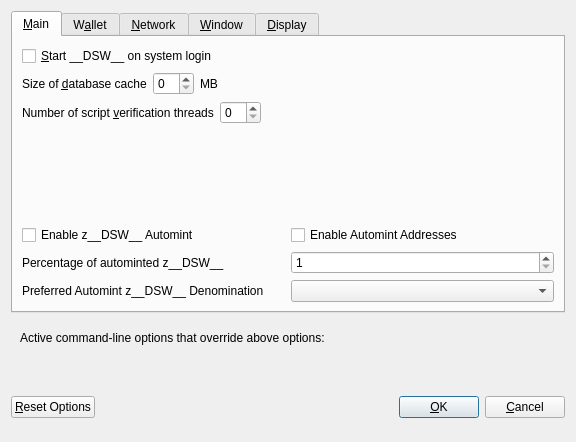
The window that src/qt/forms/optionsdialog.ui (decenomy/DSW) describes before a commit, drawn with Qt 5.
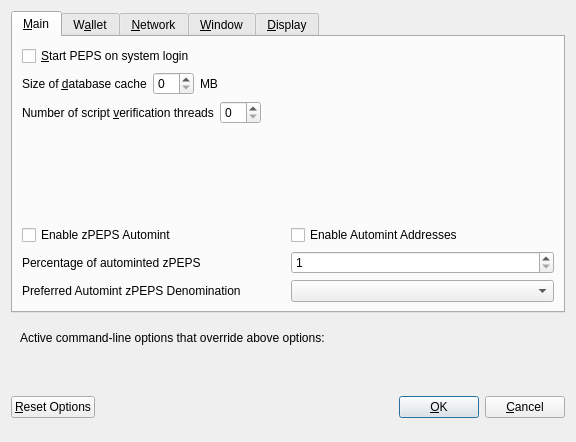
The same window after the commit. Custom widgets are drawn as their Qt base class.

Patch:
```diff
--- a/src/qt/forms/optionsdialog.ui
+++ b/src/qt/forms/optionsdialog.ui
@@ -33,7 +33,7 @@
           <string>Automatically start __DSW__ after logging in to the system.</string>
          </property>
          <property name="text">
-          <string>&amp;Start __DSW__ on system login</string>
+          <string>&amp;Start PEPS on system login</string>
          </property>
         </widget>
        </item>
@@ -147,7 +147,7 @@
                <enum>Qt::LeftToRight</enum>
               </property>
               <property name="text">
-               <string>Enable z__DSW__ Automint</string>
+               <string>Enable zPEPS Automint</string>
               </property>
              </widget>
             </item>
@@ -174,7 +174,7 @@
                <string>Percentage of incoming __DSW__ which get automatically converted to z__DSW__ via Zerocoin Protocol (min: 10%)</string>
               </property>
               <property name="text">
-               <string>Percentage of autominted z__DSW__</string>
+               <string>Percentage of autominted zPEPS</string>
               </property>
              </widget>
             </item>
@@ -207,7 +207,7 @@
                <string>Wait with automatic conversion to Zerocoin until enough __DSW__ for this denomination is available</string>
               </property>
               <property name="text">
-               <string>Preferred Automint z__DSW__ Denomination</string>
+               <string>Preferred Automint zPEPS Denomination</string>
               </property>
              </widget>
             </item>
```
Left out of the diff: 18 changed lines with no effect on the pictures.
